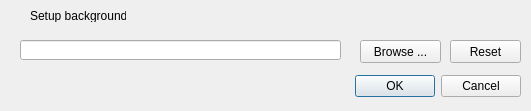
This is src/configdialog.ui in Mogara/QSanguosha as Qt 5 draws it before an edit. The edited form follows.
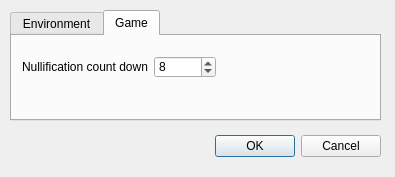
This is the edited form.

The edit to the form file:
```diff
--- a/src/configdialog.ui
+++ b/src/configdialog.ui
@@ -9,33 +9,33 @@
    <rect>
     <x>0</x>
     <y>0</y>
-    <width>531</width>
-    <height>111</height>
+    <width>395</width>
+    <height>177</height>
    </rect>
   </property>
   <property name="windowTitle">
    <string>Config dialog</string>
   </property>
-  <widget class="QDialogButtonBox" name="buttonBox">
+  <widget class="QTabWidget" name="tabWidget">
    <property name="geometry">
     <rect>
-     <x>180</x>
-     <y>70</y>
-     <width>341</width>
-     <height>32</height>
+     <x>10</x>
+     <y>10</y>
+     <width>371</width>
+     <height>111</height>
     </rect>
    </property>
-   <property name="orientation">
-    <enum>Qt::Horizontal</enum>
+   <property name="currentIndex">
+    <number>1</number>
    </property>
-   <property name="standardButtons">
-    <set>QDialogButtonBox::Cancel|QDialogButtonBox::Ok</set>
-   </property>
-  </widget>
+   <widget class="QWidget" name="envTab">
+    <attribute name="title">
+     <string>Environment</string>
+    </attribute>
   <widget class="QLabel" name="backgrounSetupLabel">
    <property name="geometry">
     <rect>
-     <x>30</x>
+       <x>10</x>
      <y>10</y>
      <width>96</width>
      <height>12</height>
@@ -48,8 +48,8 @@
   <widget class="QLineEdit" name="bgPathLineEdit">
    <property name="geometry">
     <rect>
-     <x>20</x>
-     <y>40</y>
+       <x>10</x>
+       <y>30</y>
      <width>321</width>
      <height>20</height>
     </rect>
@@ -61,8 +61,8 @@
   <widget class="QPushButton" name="browseBgButton">
    <property name="geometry">
     <rect>
-     <x>360</x>
-     <y>40</y>
+       <x>170</x>
+       <y>60</y>
      <width>81</width>
      <height>23</height>
     </rect>
@@ -74,14 +74,69 @@
   <widget class="QPushButton" name="resetBgButton">
    <property name="geometry">
     <rect>
-     <x>450</x>
-     <y>40</y>
+       <x>260</x>
+       <y>60</y>
      <width>71</width>
      <height>23</height>
     </rect>
    </property>
    <property name="text">
     <string>Reset</string>
+     </property>
+    </widget>
+   </widget>
+   <widget class="QWidget" name="gameTab">
+    <attribute name="title">
+     <string>Game</string>
+    </attribute>
+    <widget class="QWidget" name="">
+     <property name="geometry">
+      <rect>
+       <x>10</x>
+       <y>20</y>
+       <width>194</width>
+       <height>22</height>
+      </rect>
+     </property>
+     <layout class="QFormLayout" name="formLayout">
+      <item row="0" column="0">
+       <widget class="QLabel" name="nullificationLabel">
+        <property name="text">
+         <string>Nullification count down</string>
+        </property>
+       </widget>
+      </item>
+      <item row="0" column="1">
+       <widget class="QSpinBox" name="nullificationSpinBox">
+        <property name="minimum">
+         <number>5</number>
+        </property>
+        <property name="maximum">
+         <number>15</number>
+        </property>
+        <property name="value">
+         <number>8</number>
+        </property>
+       </widget>
+      </item>
+     </layout>
+    </widget>
+   </widget>
+  </widget>
+  <widget class="QDialogButtonBox" name="buttonBox">
+   <property name="geometry">
+    <rect>
+     <x>40</x>
+     <y>130</y>
+     <width>341</width>
+     <height>32</height>
+    </rect>
+   </property>
+   <property name="orientation">
+    <enum>Qt::Horizontal</enum>
+   </property>
+   <property name="standardButtons">
+    <set>QDialogButtonBox::Cancel|QDialogButtonBox::Ok</set>
    </property>
   </widget>
  </widget>
```
Lines whose indentation alone changed are shown as unchanged.
